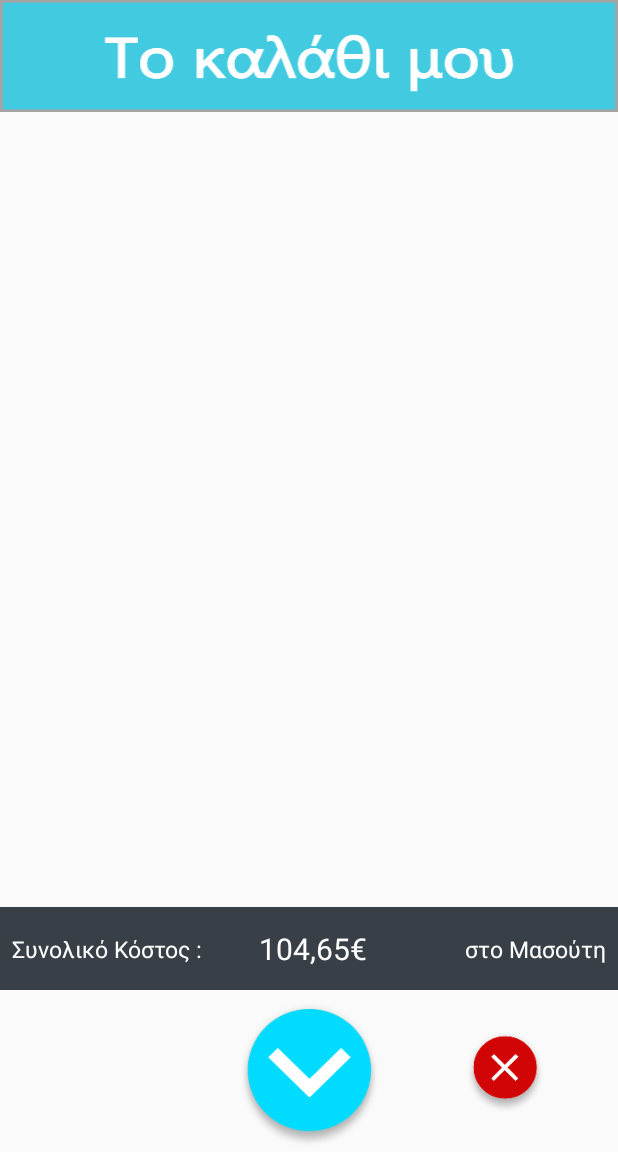
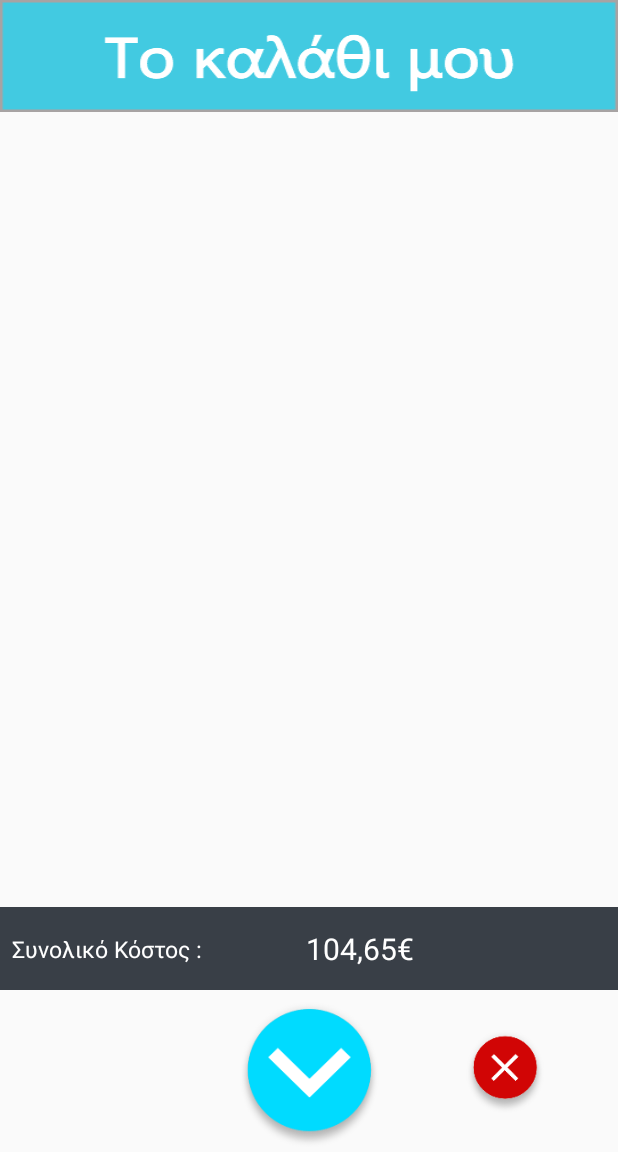
Before and after one commit to TsimpDim/PassBuy, an Android app: the layout home_screen.xml on its own in the app's theme, with its tools: preview values and no code run, on a phone screen of 412 x 824 dp, the part 84-1236 px from its top. Run offline under Robolectric (Android 15) with nearby library versions, the light colour scheme and no system bars; Roboto replaces fonts that are not available here.

Commit message:
Minor UI fix

```diff
--- a/front-end/PassBuy/app/src/main/res/layout/home_screen.xml
+++ b/front-end/PassBuy/app/src/main/res/layout/home_screen.xml
@@ -140,7 +140,7 @@
         android:marqueeRepeatLimit="marquee_forever"
         android:scrollHorizontally="true"
         android:singleLine="true"
-        android:text="στο Μασούτη"
+        android:text=""
         android:textColor="#FFFFFF"
         android:textSize="15sp"
         app:layout_constraintBottom_toTopOf="@+id/more_info_button"
```
